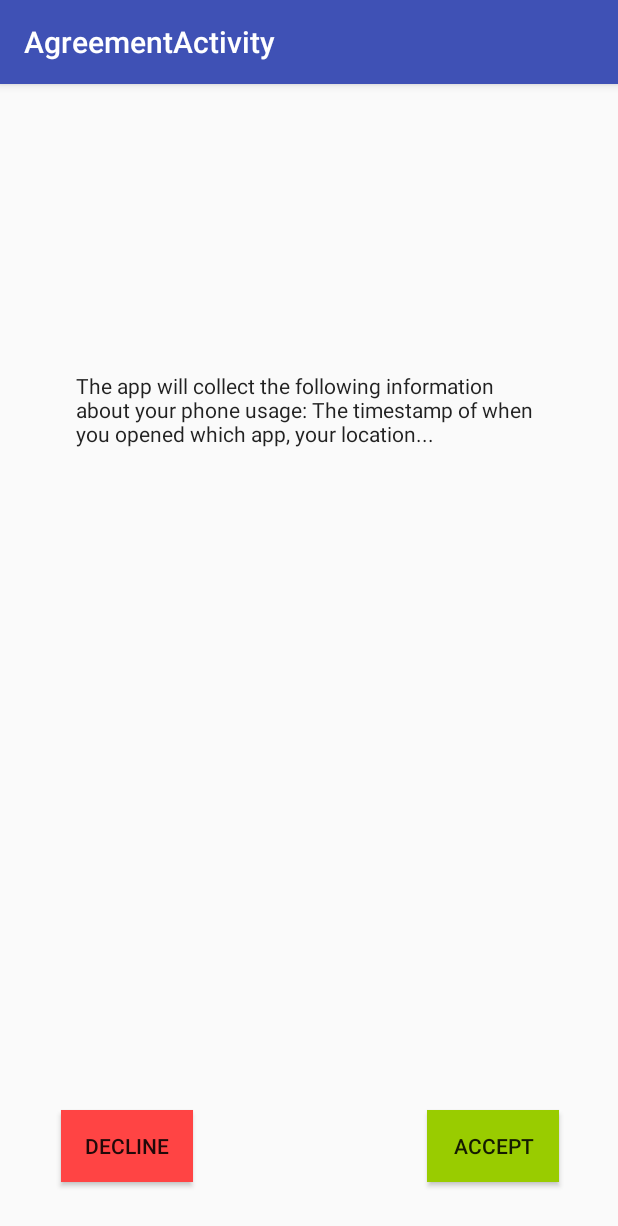
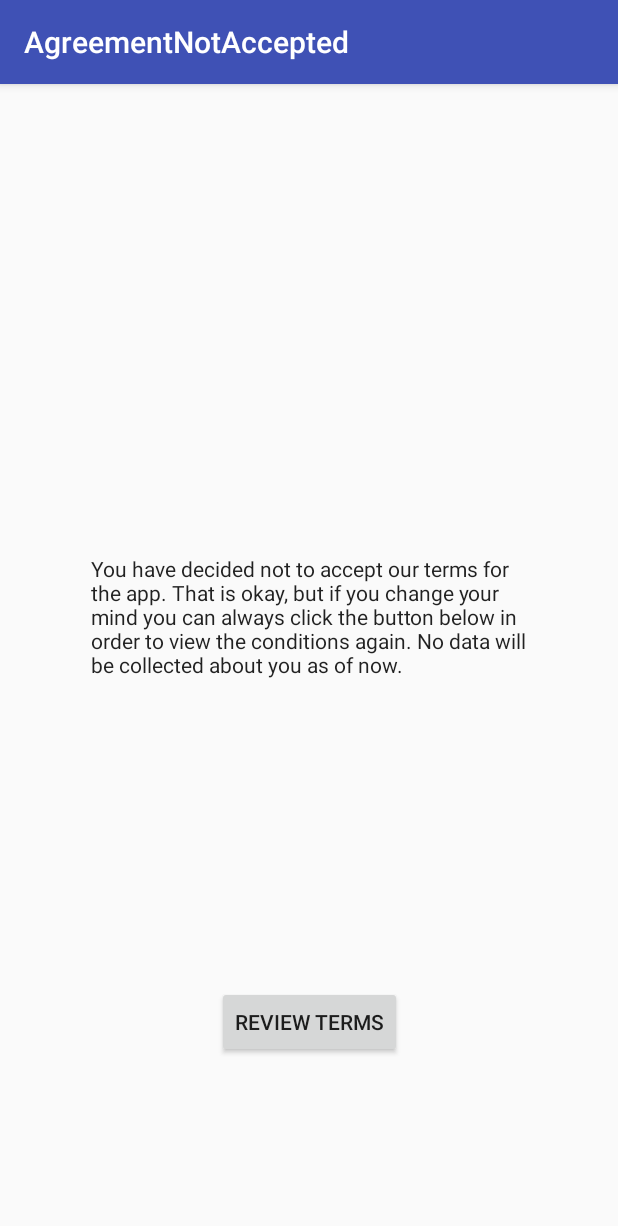
Before and after one commit to vikrant4k/AppDetection, an Android app: the AgreementActivity screen opened directly, with no data from a screen before it, after a tap on "DECLINE", on a phone screen of 412 x 824 dp. Shown: the top 1226 px of the screen. Run offline under Robolectric (Android 15) with nearby library versions, the phone set to English and light mode, and no system bars; libraries missing offline, so code that uses them is left out: com.amazonaws.mobile, com.amazonaws.mobileconnectors.

Commit message:
Add actiity for user decline of terms

```diff
--- a/AppDetection/app/src/main/AndroidManifest.xml
+++ b/AppDetection/app/src/main/AndroidManifest.xml
@@ -72,6 +72,11 @@
       android:name=".AgreementActivity"
       android:theme="@style/AppTheme.NoActionBar">
     </activity>
+    <activity
+      android:label="@string/title_activity_agreement_not_accepted"
+      android:name=".AgreementNotAccepted"
+      android:theme="@style/AppTheme.NoActionBar">
+    </activity>
   </application>
 
 </manifest>
--- a/AppDetection/app/src/main/java/vik/com/appdetection/AgreementActivity.java
+++ b/AppDetection/app/src/main/java/vik/com/appdetection/AgreementActivity.java
@@ -21,6 +21,8 @@ public class AgreementActivity extends AppCompatActivity {
 
     public void handleUserDecline(View v) {
         UserHandler.setHasAgreedToTerms(false, this);
+        Intent intent = new Intent(this, AgreementNotAccepted.class);
+        startActivity(intent);
     }
 
     public void handleUserAccept(View v) {
--- /dev/null
+++ b/AppDetection/app/src/main/java/vik/com/appdetection/AgreementNotAccepted.java
@@ -0,0 +1,27 @@
+package vik.com.appdetection;
+
+import android.content.Intent;
+import android.os.Bundle;
+import android.support.design.widget.FloatingActionButton;
+import android.support.design.widget.Snackbar;
+import android.support.v7.app.AppCompatActivity;
+import android.support.v7.widget.Toolbar;
+import android.view.View;
+
+public class AgreementNotAccepted extends AppCompatActivity {
+
+    @Override
+    protected void onCreate(Bundle savedInstanceState) {
+        super.onCreate(savedInstanceState);
+        setContentView(R.layout.activity_agreement_not_accepted);
+        Toolbar toolbar = (Toolbar) findViewById(R.id.toolbar);
+        setSupportActionBar(toolbar);
+
+    }
+
+    public void showAgreementActivity(View v) {
+        Intent intent = new Intent(this, AgreementActivity.class);
+        startActivity(intent);
+    }
+
+}
--- /dev/null
+++ b/AppDetection/app/src/main/res/layout/activity_agreement_not_accepted.xml
@@ -0,0 +1,26 @@
+<?xml version="1.0" encoding="utf-8"?>
+<android.support.design.widget.CoordinatorLayout
+  xmlns:android="http://schemas.android.com/apk/res/android"
+  xmlns:app="http://schemas.android.com/apk/res-auto"
+  xmlns:tools="http://schemas.android.com/tools"
+  android:layout_width="match_parent"
+  android:layout_height="match_parent"
+  tools:context=".AgreementNotAccepted">
+
+  <android.support.design.widget.AppBarLayout
+    android:layout_width="match_parent"
+    android:layout_height="wrap_content"
+    android:theme="@style/AppTheme.AppBarOverlay">
+
+    <android.support.v7.widget.Toolbar
+      android:id="@+id/toolbar"
+      android:layout_width="match_parent"
+      android:layout_height="?attr/actionBarSize"
+      android:background="?attr/colorPrimary"
+      app:popupTheme="@style/AppTheme.PopupOverlay"/>
+
+  </android.support.design.widget.AppBarLayout>
+
+  <include layout="@layout/content_agreement_not_accepted"/>
+
+</android.support.design.widget.CoordinatorLayout>
--- /dev/null
+++ b/AppDetection/app/src/main/res/layout/content_agreement_not_accepted.xml
@@ -0,0 +1,34 @@
+<?xml version="1.0" encoding="utf-8"?>
+<android.support.constraint.ConstraintLayout
+  xmlns:android="http://schemas.android.com/apk/res/android"
+  xmlns:app="http://schemas.android.com/apk/res-auto"
+  xmlns:tools="http://schemas.android.com/tools"
+  android:layout_width="match_parent"
+  android:layout_height="match_parent"
+  app:layout_behavior="@string/appbar_scrolling_view_behavior"
+  tools:context=".AgreementNotAccepted"
+  tools:showIn="@layout/activity_agreement_not_accepted">
+
+  <TextView
+    android:id="@+id/textView2"
+    android:layout_width="291dp"
+    android:layout_height="141dp"
+    android:text="@string/NotAcceptedText"
+    android:textAppearance="@style/TextAppearance.AppCompat"
+    app:layout_constraintBottom_toBottomOf="parent"
+    app:layout_constraintEnd_toEndOf="parent"
+    app:layout_constraintHorizontal_bias="0.5"
+    app:layout_constraintStart_toStartOf="parent"
+    app:layout_constraintTop_toTopOf="parent"/>
+  <Button
+    android:id="@+id/goToTermsButton"
+    android:layout_width="wrap_content"
+    android:layout_height="wrap_content"
+    android:onClick="showAgreementActivity"
+    android:text="Review terms"
+    app:layout_constraintBottom_toBottomOf="parent"
+    app:layout_constraintEnd_toEndOf="parent"
+    app:layout_constraintStart_toStartOf="parent"
+    app:layout_constraintTop_toTopOf="parent"
+    app:layout_constraintVertical_bias="0.835"/>
+</android.support.constraint.ConstraintLayout>
--- a/AppDetection/app/src/main/res/values/strings.xml
+++ b/AppDetection/app/src/main/res/values/strings.xml
@@ -8,4 +8,9 @@
   </string>
   <string name="decline_button_text">Decline</string>
   <string name="accept_button_text">Accept</string>
+  <string name="title_activity_agreement_not_accepted">AgreementNotAccepted</string>
+  <string name="NotAcceptedText">You have decided not to accept our terms for the app.
+    That is okay, but if you change your mind you can always click the button below in order to view
+    the conditions again. No data will be collected about you as of now.
+  </string>
 </resources>
```
